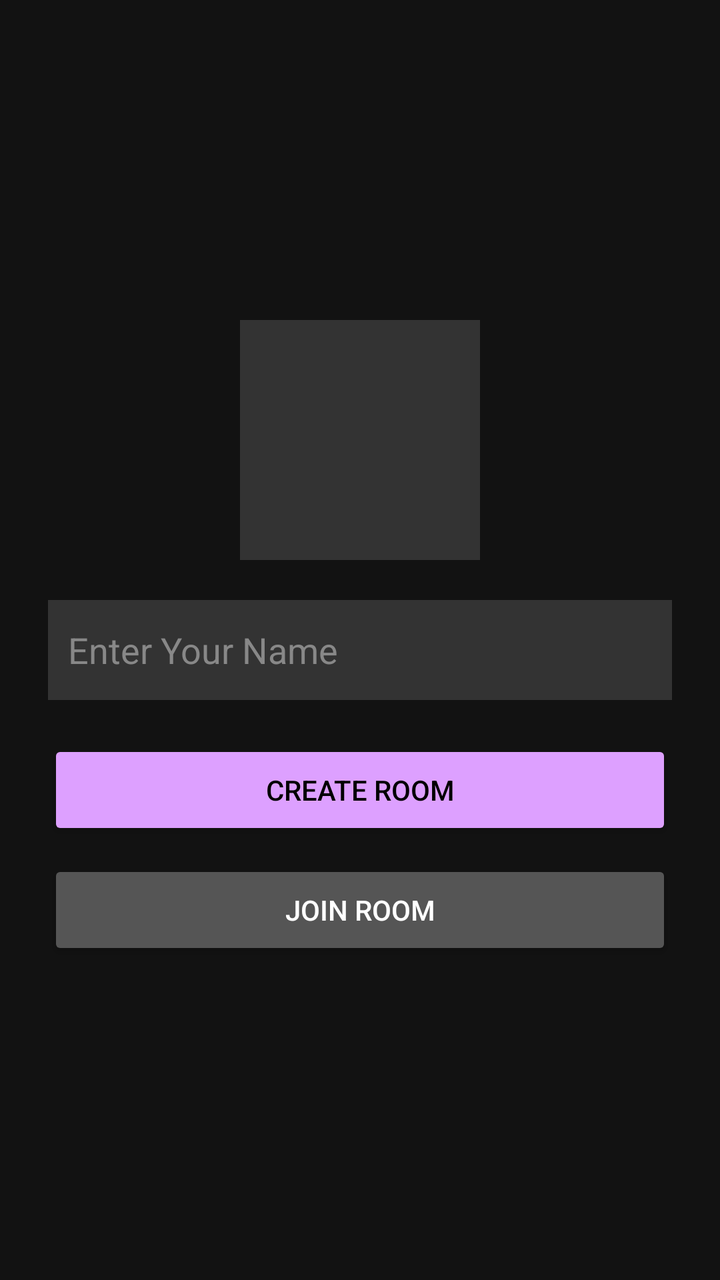
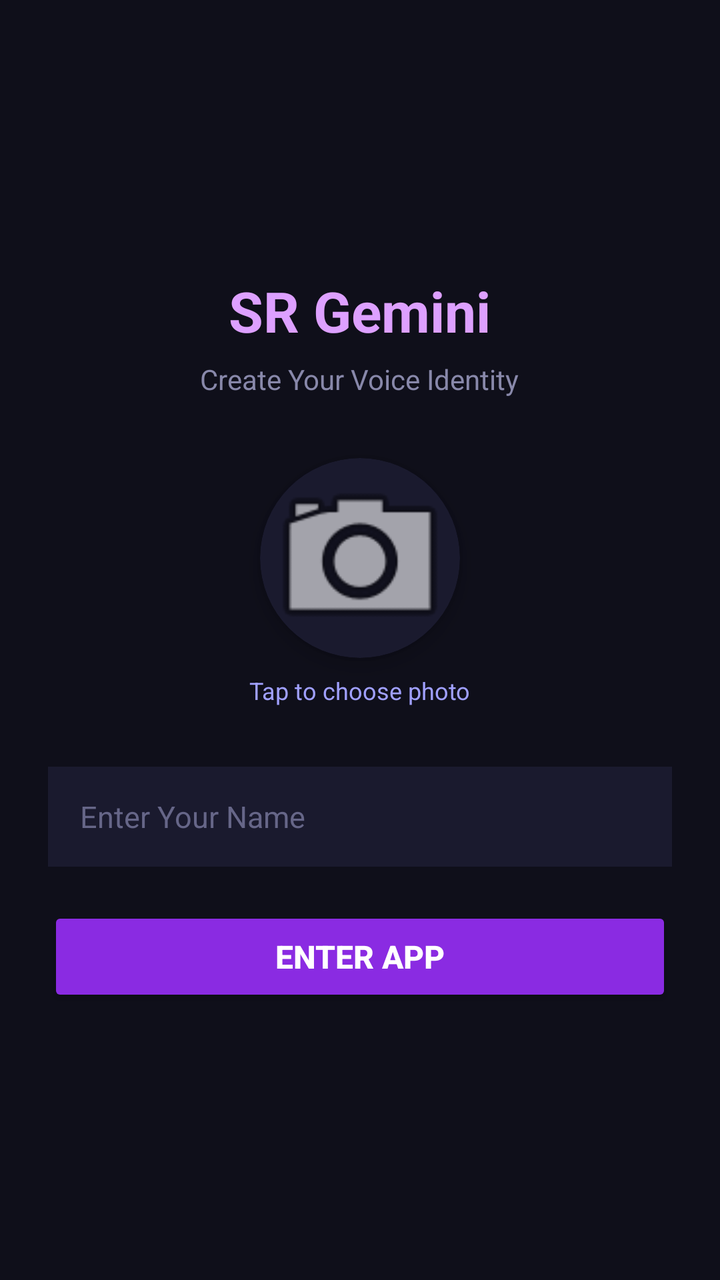

The first picture is an Android layout as it rendered before a commit; the second is the same layout after the commit. The layout source and the unified diff follow.
<!-- AndroidManifest.xml: application theme Theme.AppCompat.DayNight.NoActionBar -->
<!-- res/layout/activity_login.xml -->
<?xml version="1.0" encoding="utf-8"?>
<LinearLayout xmlns:android="http://schemas.android.com/apk/res/android"
    android:layout_width="match_parent"
    android:layout_height="match_parent"
    android:orientation="vertical"
    android:gravity="center"
    android:padding="24dp"
    android:background="#121212">

    <ImageView
        android:id="@+id/ivPreview"
        android:layout_width="120dp"
        android:layout_height="120dp"
        android:background="#333333"
        android:src="@android:drawable/sym_def_app_icon" />

    <EditText
        android:id="@+id/etName"
        android:layout_width="match_parent"
        android:layout_height="50dp"
        android:layout_marginTop="20dp"
        android:hint="Enter Your Name"
        android:textColor="#FFFFFF"
        android:textColorHint="#888888"
        android:background="#333333"
        android:padding="10dp"/>

    <Button
        android:id="@+id/btnCreateRoom"
        android:layout_width="match_parent"
        android:layout_height="50dp"
        android:layout_marginTop="20dp"
        android:text="Create Room"
        android:backgroundTint="#DDA0FF"
        android:textColor="#000000"/>

    <Button
        android:id="@+id/btnJoinRoom"
        android:layout_width="match_parent"
        android:layout_height="50dp"
        android:layout_marginTop="10dp"
        android:text="Join Room"
        android:backgroundTint="#555555"
        android:textColor="#FFFFFF"/>

</LinearLayout>
<!-- resources referenced by this layout -->
<resources>

</resources>

<!-- the commit's change to res/layout/activity_login.xml (unified diff, before → after) -->
@@ -1,46 +1,81 @@
 <?xml version="1.0" encoding="utf-8"?>
-<LinearLayout xmlns:android="http://schemas.android.com/apk/res/android"
+<RelativeLayout xmlns:android="http://schemas.android.com/apk/res/android"
+    xmlns:app="http://schemas.android.com/apk/res-auto"
     android:layout_width="match_parent"
     android:layout_height="match_parent"
-    android:orientation="vertical"
-    android:gravity="center"
-    android:padding="24dp"
-    android:background="#121212">
+    android:background="#0F0F1A"
+    android:padding="24dp">
 
-    <ImageView
-        android:id="@+id/ivPreview"
-        android:layout_width="120dp"
-        android:layout_height="120dp"
-        android:background="#333333"
-        android:src="@android:drawable/sym_def_app_icon" />
+    <LinearLayout
+        android:layout_width="match_parent"
+        android:layout_height="wrap_content"
+        android:layout_centerInParent="true"
+        android:gravity="center"
+        android:orientation="vertical">
 
-    <EditText
-        android:id="@+id/etName"
-        android:layout_width="match_parent"
-        android:layout_height="50dp"
-        android:layout_marginTop="20dp"
-        android:hint="Enter Your Name"
-        android:textColor="#FFFFFF"
-        android:textColorHint="#888888"
-        android:background="#333333"
-        android:padding="10dp"/>
+        <TextView
+            android:layout_width="wrap_content"
+            android:layout_height="wrap_content"
+            android:text="SR Gemini"
+            android:textColor="#DDA0FF"
+            android:textSize="28sp"
+            android:textStyle="bold" />
 
-    <Button
-        android:id="@+id/btnCreateRoom"
-        android:layout_width="match_parent"
-        android:layout_height="50dp"
-        android:layout_marginTop="20dp"
-        android:text="Create Room"
-        android:backgroundTint="#DDA0FF"
-        android:textColor="#000000"/>
+        <TextView
+            android:layout_width="wrap_content"
+            android:layout_height="wrap_content"
+            android:layout_marginTop="6dp"
+            android:text="Create Your Voice Identity"
+            android:textColor="#8888AA"
+            android:textSize="14sp" />
 
-    <Button
-        android:id="@+id/btnJoinRoom"
-        android:layout_width="match_parent"
-        android:layout_height="50dp"
-        android:layout_marginTop="10dp"
-        android:text="Join Room"
-        android:backgroundTint="#555555"
-        android:textColor="#FFFFFF"/>
+        <androidx.cardview.widget.CardView
+            android:layout_width="100dp"
+            android:layout_height="100dp"
+            android:layout_marginTop="30dp"
+            app:cardBackgroundColor="#1A1A2E"
+            app:cardCornerRadius="50dp"
+            app:cardElevation="6dp">
 
-</LinearLayout>
+            <ImageView
+                android:id="@+id/ivPreview"
+                android:layout_width="match_parent"
+                android:layout_height="match_parent"
+                android:scaleType="centerCrop"
+                android:src="@android:drawable/ic_menu_camera" />
+        </androidx.cardview.widget.CardView>
+
+        <TextView
+            android:layout_width="wrap_content"
+            android:layout_height="wrap_content"
+            android:layout_marginTop="8dp"
+            android:text="Tap to choose photo"
+            android:textColor="#A0A0FF"
+            android:textSize="12sp" />
+
+        <EditText
+            android:id="@+id/etName"
+            android:layout_width="match_parent"
+            android:layout_height="50dp"
+            android:layout_marginTop="30dp"
+            android:background="#1A1A2E"
+            android:hint="Enter Your Name"
+            android:paddingHorizontal="16dp"
+            android:textColor="#FFFFFF"
+            android:textColorHint="#666688"
+            android:textSize="15sp" />
+
+        <Button
+            android:id="@+id/btnCreateRoom"
+            android:layout_width="match_parent"
+            android:layout_height="50dp"
+            android:layout_marginTop="20dp"
+            android:backgroundTint="#8A2BE2"
+            android:text="ENTER APP"
+            android:textColor="#FFFFFF"
+            android:textSize="16sp"
+            android:textStyle="bold" />
+
+    </LinearLayout>
+
+</RelativeLayout>
